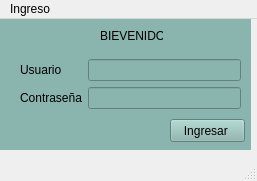
First picture: the form in inicio.ui, repository rubenexpensive/Seguimiento, before the edit.
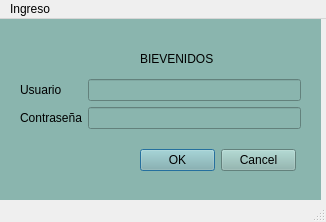
Second picture: the form after the edit.

What changed in the file:
```diff
--- a/inicio.ui
+++ b/inicio.ui
@@ -6,8 +6,8 @@
    <rect>
     <x>0</x>
     <y>0</y>
-    <width>257</width>
-    <height>181</height>
+    <width>326</width>
+    <height>222</height>
    </rect>
   </property>
   <property name="windowTitle">
@@ -19,8 +19,8 @@
      <rect>
       <x>0</x>
       <y>0</y>
-      <width>251</width>
-      <height>131</height>
+      <width>321</width>
+      <height>181</height>
      </rect>
     </property>
     <property name="styleSheet">
@@ -30,8 +30,8 @@
      <property name="geometry">
       <rect>
        <x>20</x>
-       <y>40</y>
-       <width>221</width>
+       <y>60</y>
+       <width>281</width>
        <height>61</height>
       </rect>
      </property>
@@ -61,10 +61,10 @@
     <widget class="QLabel" name="label_3">
      <property name="geometry">
       <rect>
-       <x>100</x>
-       <y>10</y>
-       <width>63</width>
-       <height>14</height>
+       <x>140</x>
+       <y>30</y>
+       <width>131</width>
+       <height>20</height>
       </rect>
      </property>
      <property name="styleSheet">
@@ -74,17 +74,17 @@
       <string>BIEVENIDOS</string>
      </property>
     </widget>
-    <widget class="QPushButton" name="ingresar">
+    <widget class="QDialogButtonBox" name="buttonBox">
      <property name="geometry">
       <rect>
-       <x>170</x>
-       <y>100</y>
-       <width>75</width>
+       <x>140</x>
+       <y>130</y>
+       <width>156</width>
        <height>23</height>
       </rect>
      </property>
-     <property name="text">
-      <string>Ingresar </string>
+     <property name="standardButtons">
+      <set>QDialogButtonBox::Cancel|QDialogButtonBox::Ok</set>
      </property>
     </widget>
    </widget>
@@ -94,7 +94,7 @@
     <rect>
      <x>0</x>
      <y>0</y>
-     <width>257</width>
+     <width>326</width>
      <height>22</height>
     </rect>
    </property>
```
